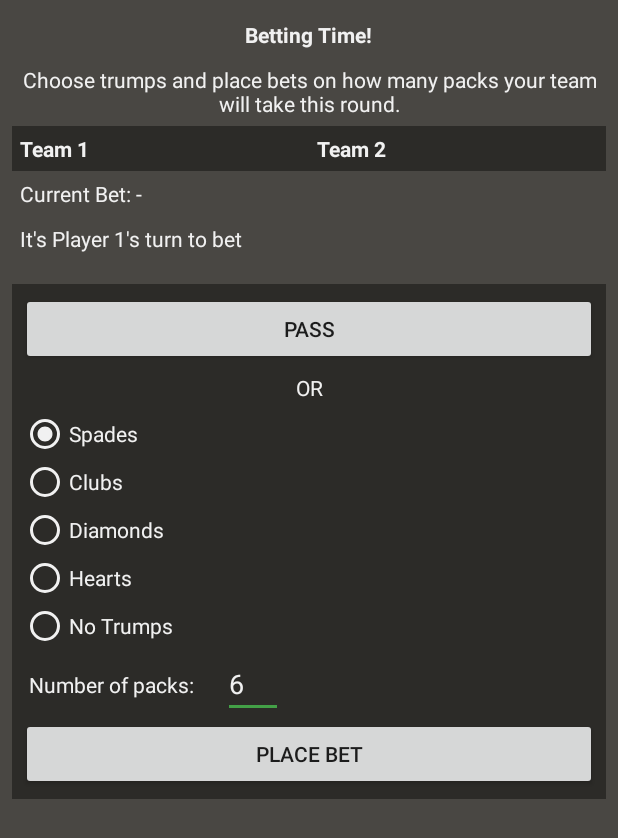
After one commit to koosschwartz7/Fivehundred, an Android app: the layout betting_screen.xml on its own in the app's theme, with its tools: preview values and no code run, on a phone screen of 412 x 824 dp. The commit adds this screen. Shown: the top 838 px of the screen. Run offline under Robolectric (Android 15) with nearby library versions, the phone set to English and light mode, and no system bars.

Commit message:
Added bettingscreen layout

```diff
--- a/app/build.gradle
+++ b/app/build.gradle
@@ -36,6 +36,7 @@ dependencies {
     implementation 'androidx.appcompat:appcompat:1.0.2'
     implementation 'androidx.core:core-ktx:1.0.2'
     implementation 'androidx.legacy:legacy-support-v4:1.0.0'
+    implementation 'androidx.constraintlayout:constraintlayout:2.0.4'
     testImplementation 'junit:junit:4.12'
     androidTestImplementation 'androidx.test.ext:junit:1.1.1'
     androidTestImplementation 'androidx.test.espresso:espresso-core:3.2.0'
--- /dev/null
+++ b/app/src/main/res/layout/betting_screen.xml
@@ -0,0 +1,229 @@
+<?xml version="1.0" encoding="utf-8"?>
+<LinearLayout xmlns:android="http://schemas.android.com/apk/res/android"
+    xmlns:app="http://schemas.android.com/apk/res-auto"
+    xmlns:tools="http://schemas.android.com/tools"
+    android:orientation="vertical" android:layout_width="match_parent"
+    android:layout_height="match_parent"
+    android:background="@color/darkGrey">
+
+    <ScrollView
+        android:layout_width="match_parent"
+        android:layout_height="match_parent">
+
+        <LinearLayout
+            android:layout_width="match_parent"
+            android:layout_height="wrap_content"
+            android:orientation="vertical"
+            android:layout_margin="8dp">
+
+            <TextView
+                android:id="@+id/txtBettingScreenTitle"
+                android:layout_width="wrap_content"
+                android:layout_height="wrap_content"
+                android:layout_gravity="center_horizontal"
+                android:layout_margin="5sp"
+                android:layout_weight="1"
+                android:text="Betting Time!"
+                android:textColor="@color/offWhite"
+                android:textStyle="bold" />
+
+            <TextView
+                android:id="@+id/txtBettingScreenTitle2"
+                android:layout_width="wrap_content"
+                android:layout_height="wrap_content"
+                android:layout_gravity="center_horizontal"
+                android:layout_margin="5sp"
+                android:layout_weight="1"
+                android:text="Choose trumps and place bets on how many packs your team will take this round."
+                android:textAlignment="center"
+                android:textColor="@color/offWhite" />
+
+            <TableLayout
+                android:layout_width="match_parent"
+                android:layout_height="match_parent"
+                android:layout_weight="1"
+                android:background="@color/black_overlay">
+
+                <TableRow
+                    android:layout_width="match_parent"
+                    android:layout_height="match_parent">
+
+                    <LinearLayout
+                        android:id="@+id/llTeam1Bets"
+                        android:layout_width="match_parent"
+                        android:layout_height="match_parent"
+                        android:layout_weight="1"
+                        android:orientation="vertical">
+
+                        <TextView
+                            android:id="@+id/txtBettingScreenTitle3"
+                            android:layout_width="match_parent"
+                            android:layout_height="wrap_content"
+                            android:layout_gravity="center_horizontal"
+                            android:layout_margin="5sp"
+                            android:layout_weight="1"
+                            android:text="Team 1"
+                            android:textColor="@color/offWhite"
+                            android:textStyle="bold" />
+                    </LinearLayout>
+
+                    <LinearLayout
+                        android:id="@+id/llTeam2Bets"
+                        android:layout_width="match_parent"
+                        android:layout_height="match_parent"
+                        android:layout_weight="1"
+                        android:orientation="vertical">
+
+                        <TextView
+                            android:id="@+id/txtBettingScreenTitle4"
+                            android:layout_width="match_parent"
+                            android:layout_height="wrap_content"
+                            android:layout_gravity="center_horizontal"
+                            android:layout_margin="5sp"
+                            android:layout_weight="1"
+                            android:text="Team 2"
+                            android:textColor="@color/offWhite"
+                            android:textStyle="bold" />
+                    </LinearLayout>
+                </TableRow>
+
+            </TableLayout>
+
+            <TextView
+                android:id="@+id/txtCurrentBet"
+                android:layout_width="match_parent"
+                android:layout_height="wrap_content"
+                android:layout_gravity="center_horizontal"
+                android:layout_margin="5sp"
+                android:layout_weight="1"
+                android:text="Current Bet: -"
+                android:textColor="@color/offWhite" />
+
+            <TextView
+                android:id="@+id/txtBetTurn"
+                android:layout_width="match_parent"
+                android:layout_height="wrap_content"
+                android:layout_gravity="center_horizontal"
+                android:layout_margin="5sp"
+                android:layout_weight="1"
+                android:text="It's Player 1's turn to bet"
+                android:textColor="@color/offWhite" />
+
+            <LinearLayout
+                android:layout_width="match_parent"
+                android:layout_height="match_parent"
+                android:layout_marginTop="15dp"
+                android:layout_marginBottom="15dp"
+                android:layout_weight="1"
+                android:background="@color/black_overlay"
+                android:orientation="vertical"
+                android:padding="6dp">
+
+                <Button
+                    android:id="@+id/btnPass"
+                    android:layout_width="match_parent"
+                    android:layout_height="wrap_content"
+                    android:text="PASS" />
+
+                <TextView
+                    android:layout_width="match_parent"
+                    android:layout_height="wrap_content"
+                    android:layout_gravity="center_horizontal"
+                    android:layout_margin="5sp"
+                    android:layout_weight="1"
+                    android:text="OR"
+                    android:textAlignment="center"
+                    android:textColor="@color/offWhite" />
+
+                <RadioGroup
+                    android:id="@+id/rgrpBetSuit"
+                    android:layout_width="match_parent"
+                    android:layout_height="wrap_content">
+
+                    <RadioButton
+                        android:id="@+id/btnSpades"
+                        android:layout_width="match_parent"
+                        android:layout_height="wrap_content"
+                        android:buttonTint="@color/offWhite"
+                        android:checked="true"
+                        android:text="Spades"
+                        android:textColor="@color/offWhite" />
+
+                    <RadioButton
+                        android:id="@+id/btnClubs"
+                        android:layout_width="match_parent"
+                        android:layout_height="wrap_content"
+                        android:buttonTint="@color/offWhite"
+                        android:text="Clubs"
+                        android:textColor="@color/offWhite" />
+
+                    <RadioButton
+                        android:id="@+id/btnDiamonds"
+                        android:layout_width="match_parent"
+                        android:layout_height="wrap_content"
+                        android:buttonTint="@color/offWhite"
+                        android:text="Diamonds"
+                        android:textColor="@color/offWhite" />
+
+                    <RadioButton
+                        android:id="@+id/btnHearts"
+                        android:layout_width="match_parent"
+                        android:layout_height="wrap_content"
+                        android:buttonTint="@color/offWhite"
+                        android:text="Hearts"
+                        android:textColor="@color/offWhite" />
+
+                    <RadioButton
+                        android:id="@+id/btnNoTrumps"
+                        android:layout_width="match_parent"
+                        android:layout_height="wrap_content"
+                        android:buttonTint="@color/offWhite"
+                        android:text="No Trumps"
+                        android:textColor="@color/offWhite" />
+                </RadioGroup>
+
+                <androidx.constraintlayout.widget.ConstraintLayout
+                    android:layout_width="match_parent"
+                    android:layout_height="wrap_content">
+
+                    <TextView
+                        android:id="@+id/txtBetTurn2"
+                        android:layout_width="wrap_content"
+                        android:layout_height="wrap_content"
+                        android:layout_gravity="center_horizontal"
+                        android:layout_margin="5sp"
+                        android:layout_weight="1"
+                        android:text="Number of packs: "
+                        android:textColor="@color/offWhite"
+                        app:layout_constraintBottom_toBottomOf="parent"
+                        app:layout_constraintStart_toStartOf="parent"
+                        app:layout_constraintTop_toTopOf="parent" />
+
+                    <EditText
+                        android:id="@+id/edtBetNrPacks"
+                        style="@android:style/Widget.Material.Light.EditText"
+                        android:layout_width="40dp"
+                        android:layout_height="wrap_content"
+                        android:layout_marginStart="16dp"
+                        android:ems="10"
+                        android:hint="Nr Packs"
+                        android:inputType="number"
+                        android:text="6"
+                        android:textColor="@color/offWhite"
+                        app:layout_constraintStart_toEndOf="@+id/txtBetTurn2"
+                        app:layout_constraintTop_toTopOf="parent" />
+
+                </androidx.constraintlayout.widget.ConstraintLayout>
+
+                <Button
+                    android:id="@+id/btnPlaceBet"
+                    android:layout_width="match_parent"
+                    android:layout_height="wrap_content"
+                    android:layout_weight="1"
+                    android:text="Place Bet" />
+
+            </LinearLayout>
+
+        </LinearLayout>
+    </ScrollView>
+</LinearLayout>
--- a/app/src/main/res/values/colors.xml
+++ b/app/src/main/res/values/colors.xml
@@ -4,6 +4,7 @@
     <color name="colorPrimaryDark">#000051</color>
     <color name="colorAccent">#43a047</color>
     <color name="offWhite">#F1F1F1</color>
+    <color name="darkGrey">#494743</color>
 
     <color name="black_overlay">#66000000</color>
 </resources>
```
